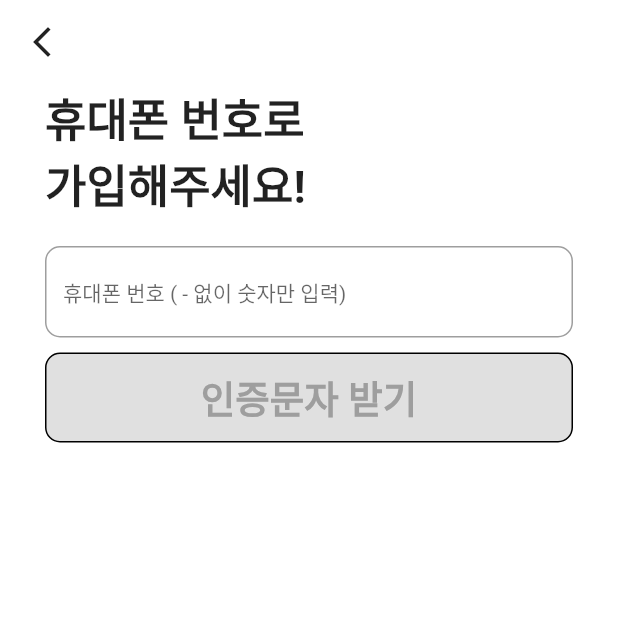
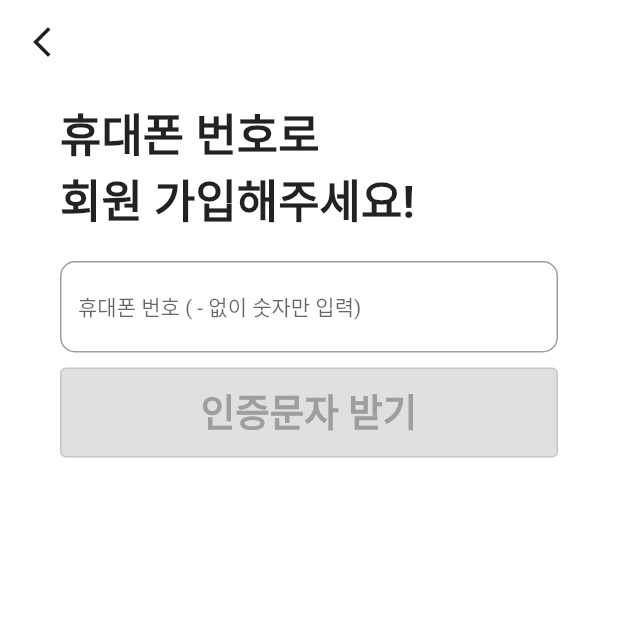
Before and after one commit to Donne-All-Around/DonneAllAround, a Flutter app: the CertificationPage screen opened directly, after a tap on "인증문자 받기", on a phone screen of 412 x 824 dp, the top half of it. Run offline on Flutter 3.47's test engine with Material 2 defaults, Android fonts, the phone set to English and light mode, and no system bars; our stand-ins replace awesome_bottom_bar, cloud_firestore, dio, firebase_auth, firebase_core, fl_chart and 7 more; missing offline and left inert: bottom_picker, kpostal; accounts and stored records are empty.

```diff
--- a/frontend/a705/lib/Login/certification_page.dart
+++ b/frontend/a705/lib/Login/certification_page.dart
@@ -1,7 +1,11 @@
 import 'package:a705/Login/profilesetting_page.dart';
+import 'package:firebase_auth/firebase_auth.dart';
 import 'package:flutter/material.dart';
 import 'package:flutter/services.dart';
 import 'dart:async';
+import 'package:a705/providers/member_providers.dart';
+
+import 'package:a705/main_page.dart';
 
 class CertificationPage extends StatefulWidget {
   const CertificationPage({super.key});
@@ -12,58 +16,16 @@ class CertificationPage extends StatefulWidget {
 
 class _CertificationPageState extends State<CertificationPage> {
 
-  final _phoneNumberController = TextEditingController(); // 전화번호 컨트롤러
-  bool _isButtonEnabled = false; // 인증문자 받기 버튼 활성화 상태를 저장 하는 변수
-  final _certificationController = TextEditingController(); // 인증번호 컨트롤러
-  bool _isStartEnabled = false; // 시작하기 버튼 활성화 상태 저장 하는 변수
-  // final GlobalKey certiKey = GlobalKey(); // 해당 위젯으로 스크롤 하기 위한 키 생성
-  bool _isInputVisible = false; // 입력창의 가시성 상태 저장 변수
+  TextEditingController phoneController = TextEditingController(); // 전화번호 입력값
+  TextEditingController optCodeController = TextEditingController(); // 코드 입력값
+  FirebaseAuth auth = FirebaseAuth.instance; // firebase 연동
+  String verificationIDReceived = ""; // 인증 값
+  bool otpCodeVisible = false; // 코드 보낸 거 확인 값
   int _remainingTime = 180; // 3분을 초 단위로 표현
   late Timer _timer;
-  final FocusNode _certificationFocus = FocusNode(); // 자동 포커스 주기 위해
-  var _buttonText = '인증문자 받기';
+  bool _isButtonEnabled = false; // 인증문자 받기 버튼 활성화 상태를 저장
+  bool _isStartEnabled = false; // 시작하기 버튼 활성화 상태 저장 하는 변수
 
-  bool _isValid(){
-    final phoneNumber = _phoneNumberController.text.replaceAll('-', '');
-    final isValid = phoneNumber.length == 11;  // 하이픈을 제거하고 11자리인지 확인
-    setState(() {
-      _isButtonEnabled = isValid; // 버튼 활성화 상태 업데이트
-    });
-    return isValid;
-  }
-
-  void _text() {
-    if (_isValid()) {
-      // 버튼을 누르면 타이머를 시작합니다.
-      startTimer();
-      // TODO: 인증문자 보내는 기능 구현
-      // 인증번호를 받은 후에 버튼 비활성화
-      // setState(() {  // 인증번호 받기 버튼 비활성화
-      //   _isButtonEnabled = false;
-      // });
-    }
-  }
-  bool _isStart() {
-    final certification = _certificationController.text;
-    final isStart = certification.length == 5;
-    setState(() {
-      _isStartEnabled = isStart;
-    });
-    return isStart;
-  }
-
-  void _showInput() {
-    setState(() {
-      _isInputVisible = true;
-    });
-    _certificationFocus.requestFocus(); // 자동 커서
-  }
-
-  // @override
-  // void initState() {  // 타이머 바로 작동
-  //   super.initState();
-  //   startTimer();
-  // }
   void startTimer() {
     const oneSecond = Duration(seconds: 1);
     _timer = Timer.periodic(oneSecond, (timer) {
@@ -72,6 +34,7 @@ class _CertificationPageState extends State<CertificationPage> {
           _remainingTime--;
         } else {
           _timer.cancel(); // 타이머 중지
+          _isStartEnabled = false;
         }
       });
     });
@@ -83,14 +46,31 @@ class _CertificationPageState extends State<CertificationPage> {
     return '$minutes:$remainingSeconds';
   }
 
+  bool isPhoneNumberValid(String phoneNumber) {
+    // 전화번호의 길이가 11자리여야 유효.
+    final numberValid = phoneNumber.length == 11;
+    setState(() {
+      _isButtonEnabled = numberValid;
+    });
+    return numberValid;
+  }
+
+  bool isOptCodeValid(String optCode) {
+    // 코드의 길이가 6자리여야 유효.
+    final optValid = optCode.length == 6;
+    setState(() {
+      _isStartEnabled = optValid;
+    });
+    return optValid;
+  }
+
   @override
   void dispose(){ // 컨트롤러 객체가 제거 될 때 변수에 할당 된 메모리를 해제
-    _phoneNumberController.dispose();
-    _certificationController.dispose();
     _timer.cancel(); // 페이지가 dispose될 때 타이머 종료
+    phoneController.dispose();
+    optCodeController.dispose();
     super.dispose();
   }
-
 
   @override
   Widget build(BuildContext context) {
@@ -114,12 +94,9 @@ class _CertificationPageState extends State<CertificationPage> {
             ),
             body: SingleChildScrollView(
               child: Container(
-              margin: const EdgeInsets.fromLTRB(30, 0, 30, 0),
+                  margin: const EdgeInsets.fromLTRB(40, 10, 40, 10),
                   child: Column(
                     children: [
-                  // const SizedBox(
-                  //   height: 20,
-                  // ),
                       const Row(
                         children: [
                           Text(
@@ -135,7 +112,7 @@ class _CertificationPageState extends State<CertificationPage> {
                       const Row(
                         children: [
                           Text(
-                        '가입해주세요!',
+                            '회원 가입해주세요!',
                             textAlign: TextAlign.start,
                             style: TextStyle(
                               fontWeight: FontWeight.bold,
@@ -144,25 +121,11 @@ class _CertificationPageState extends State<CertificationPage> {
                           ),
                         ],
                       ),
-
-                  const SizedBox(
-                    height: 20,
-                  ),
-                  Container(
-                    // margin: const EdgeInsets.symmetric(horizontal: 30),
-                    child: TextField(
-                      controller: _phoneNumberController,// 전화번호 입력칸
-                      keyboardType: TextInputType.number, // 키보드 숫자로 나타남
-                      inputFormatters: [
-                        FilteringTextInputFormatter.digitsOnly, //숫자만!
-                        NumberFormatter(), // 자동하이픈
-                        LengthLimitingTextInputFormatter(13),
-                        //13자리만 입력받도록 하이픈 2개+숫자 11개
-                      ],
-                      style: const TextStyle(
-                        fontSize: 18,
-                      ),
-                      decoration: InputDecoration(
+                      const SizedBox(height: 20,),
+                      TextField(
+                        controller: phoneController,
+                        keyboardType: TextInputType.phone,
+                        decoration:  InputDecoration(
                           border: OutlineInputBorder(
                             borderRadius: BorderRadius.circular(10),
                             // borderSide: BorderSide(color: Colors.black),
@@ -175,180 +138,187 @@ class _CertificationPageState extends State<CertificationPage> {
                           ),
                           // contentPadding: EdgeInsets.all(20.0),
                         ),
-                      // 입력값 변할 때마다 setState 호출해서 위젯 업데이트 (disable 설정 반영위해)
                         onChanged: (text){
                           setState(() {
-                          _isButtonEnabled = _isValid(); // 입력값이 변경될 때마다 검증 수행
+                            _isButtonEnabled = true;
+                          });
+                        },
+                      ),
+                      const SizedBox(height: 10,),
+                      OutlinedButton(onPressed: (){
+                        if (isPhoneNumberValid(phoneController.text)) {
+                          verifyNumber();
+                        } else {}
+                      },
+                        style: ElevatedButton.styleFrom(
+                          backgroundColor:_isButtonEnabled ? Colors.white : Colors.grey[300],
+                          elevation: 0,
+                        ),
+                        child: Container(
+                          padding: const EdgeInsets.all(10),
+                          height: 60,
+                          width: double.infinity,
+                          child: Text(otpCodeVisible == true ? "인증문자 재발송" : "인증문자 받기",
+                            style:  TextStyle(color:  _isButtonEnabled ? Colors.black : Colors.grey, fontSize: 25,fontWeight: FontWeight.bold,),
+                            textAlign: TextAlign.center,),
+                        ),),
+                      const SizedBox(height: 20,),
+                      Visibility(
+                        visible: otpCodeVisible,
+                        child: TextField(
+                          autofocus:otpCodeVisible,
+                          controller: optCodeController,
+                          keyboardType: TextInputType.number,
+                          decoration: InputDecoration(
+                            border: OutlineInputBorder(
+                              borderRadius: BorderRadius.circular(10),
+                              // borderSide: BorderSide(color: Colors.black),
+                            ),
+                            hintText: '인증번호 6자리 입력',
+                            hintStyle: const TextStyle(fontSize: 14),
+                            suffixText: formatRemainingTime(_remainingTime),
+                            suffixStyle: const TextStyle(color: Colors.red),
+                            labelStyle: const TextStyle(
+                              fontSize: 20,
+                              // textAlign: TextAlign.center,
+                            ),
+                            // contentPadding: EdgeInsets.all(20.0),
+                          ),
+                          onChanged: (text){
+                            setState(() {
+                              _isStartEnabled = true;
                             });
                           },
                         ),
                       ),
                       const SizedBox(height: 10,),
-                  GestureDetector(
-                    onTap: (){
-                      if (_isValid()) {
-                        // 버튼 누르면 입력창 보이도록 상태 업데이트
-                        _showInput();
-                        // 버튼을 활성화하고 이벤트를 처리합니다.(인증문자 보내는 기능 넣어야 함)
-                        _text();
-                        if(_buttonText == '인증문자 받기') {
-                          _buttonText = '인증문자 재발송';
-                        }
-                        // Scrollable.ensureVisible(   // 클릭 시, certikey 위치로 스크롤 이동
-                        //   certiKey.currentContext!,
-                        //   duration: const Duration(seconds: 1),
-                        // );
-                      }
+                      Visibility(
+                        visible: otpCodeVisible,
+                        child: ElevatedButton(onPressed: (){
+                          if (isOptCodeValid(optCodeController.text)) {
+                            verifyCode();
+                          } else {}
                         },
+                          style: ElevatedButton.styleFrom(
+                            backgroundColor: _isStartEnabled ?  const Color(0xFFFFD954) : Colors.grey[300],
+                            elevation: 0,
+                          ),
                           child: Container(
-                      // margin: const EdgeInsets.fromLTRB(30, 0, 30, 0),
+                            padding: const EdgeInsets.all(10),
                             height: 60,
                             width: double.infinity,
-                      decoration:  BoxDecoration(
-                        borderRadius: BorderRadius.circular(10),
-                        border: Border.all(
-                          color: Colors.black,// 버튼 테두리 색상 변경
+                            child: const Text("다  음",
+                              style: TextStyle(color: Colors.black, fontSize: 25,fontWeight: FontWeight.bold,),
+                              textAlign: TextAlign.center,),
+                          ),),
                       ),
-                        color: _isButtonEnabled ? Colors.white : Colors.grey[300], // 버튼 색상 변경
+                    ],
+                  )
               ),
-                      child: Center(
-                        child: Text(
-                          _buttonText,
-                          style: TextStyle(
-                            fontSize:25,
-                            fontWeight: FontWeight.bold,
-                            color: _isButtonEnabled ? Colors.black : Colors.grey, // 버튼 텍스트 색상 변경),
+
             ),
+
           ),
-                      ),
-                    ),
-                  ),
-                  const SizedBox(height: 30,),
-                  Column(
-                    children: [
-                      // if (_isInputVisible) // ture 일 때만 입력창 보이도록 조건부
-                      //   TextButton(
-                      //       onPressed: (){},
-                      //       child: const Text(
-                      //         '인증문자 재발송',
-                      //         style: TextStyle(
-                      //           color: Colors.black,
-                      //         ),
-                      //       )),
-                      // const SizedBox(height: 5,),
-                      if (_isInputVisible) // ture 일 때만 입력창 보이도록 조건부
-                        Container(
-                          // key: certiKey, // 키 할당
-                          // margin: const EdgeInsets.symmetric(horizontal: 30),
-                          child: TextFormField(
-                            focusNode: _isInputVisible ? _certificationFocus : null, // 입력창 나타나면 자동 포커스(삼항 연산자)
-                            controller: _certificationController, // 인증번호 컨트롤러
-                            keyboardType: TextInputType.number, // 키보드 숫자로 나타남
-                            inputFormatters: [
-                              FilteringTextInputFormatter.digitsOnly, //숫자만!
-                              LengthLimitingTextInputFormatter(5),
-                              // 5자리 숫자만 입력받도록
-                            ],
-                            style: const TextStyle(
-                              fontSize: 18,
-                            ),
-                            decoration: InputDecoration(
-                              border: OutlineInputBorder(
-                                borderRadius: BorderRadius.circular(10),
-                                // borderSide: BorderSide(color: Colors.black),
-                              ),
-                              hintText: '인증번호 입력',
-                              suffixText: formatRemainingTime(_remainingTime),
-                              suffixStyle: const TextStyle(color: Colors.red),
-                              labelStyle: const TextStyle(
-                                fontSize: 20,
-                              ),
-                              // contentPadding: EdgeInsets.all(20.0),
-                            ),
-                            onChanged: (text){
+
+        )
+    );
+  }
+
+  // 전화번호 입력 후 firebase로 코드 보내는 기능
+  void verifyNumber(){
+    String totalPhoneNumber = "+82${phoneController.text.substring(1)}";
+    auth.verifyPhoneNumber(
+      phoneNumber: totalPhoneNumber,
+      verificationCompleted: (PhoneAuthCredential credential) async{
+        await auth.signInWithCredential(credential).then((value){
+          print('로그인 성공');
+        });
+      },verificationFailed: (FirebaseAuthException exception){
+      print(exception.message);
+    },
+      codeSent: (String verificationID, int? resendToken){
+        verificationIDReceived = verificationID;
+        otpCodeVisible = true;
+        _remainingTime = 180;
+        startTimer();
         setState(() {
-                                _isStartEnabled = _isStart();
+
         });
       },
-                          ),
-                        ),
-                      const SizedBox(height: 10,),
-                      // 인증번호 받기 버튼 등을 여기에 추가
-                      if (_isInputVisible)
-                        GestureDetector(
-                          onTap: (){
-                            if (_isStart()) {
-                              // 버튼을 활성화하고 이벤트를 처리합니다.(인증문자 보내는 기능 넣어야 함)
+      codeAutoRetrievalTimeout: (String verificationID){
+
+      },
+    );
+  }
+
+  // OTP 값 확인하고 메인페이지 가는 기능
+//   void verifyCode() async {
+//
+//     PhoneAuthCredential credential = PhoneAuthProvider.credential(
+//         verificationId:verificationIDReceived, smsCode: optCodeController.text );
+//     await auth.signInWithCredential(credential).then((value){
+//       print("로그인 성공!");
+//       Navigator.push(context, MaterialPageRoute(builder: (context) => const ProfileSettingPage()));
+//     });
+//   }
+// }
+  void verifyCode() async {
+    try {
+      PhoneAuthCredential credential = PhoneAuthProvider.credential(
+          verificationId: verificationIDReceived, smsCode: optCodeController.text);
+
+      UserCredential userCredential = await FirebaseAuth.instance.signInWithCredential(credential);
+
+      // Firebase 인증 토큰 얻기
+      String? firebaseToken = await userCredential.user!.getIdToken();
+
+      // 이제 firebaseToken을 백엔드 서버로 전송하거나 필요한 작업을 수행할 수 있습니다.
+
+      print("로그인 성공!");
+      // Navigator.push(context, MaterialPageRoute(builder: (context) => const ProfileSettingPage()));
+      // 인증 코드 확인 후 사용자 확인 함수 호출
+      checkUserExistenceAndNavigate();
+
+   } catch (e) {
+      print("로그인 실패: $e");
+    }
+
+  }
+
+// 백엔드에서 사용자가 존재하는지 확인하는 함수
+  Future<void> checkUserExistenceAndNavigate() async {
+    final phoneNumber = phoneController.text; // 사용자가 입력한 전화번호
+    final userExists = await UserProvider().checkUserExists(phoneNumber);
+    // final userProvider = UserProvider();
+    if (userExists) {
+      // 이미 등록된 사용자인 경우
+      showDialog(
+        context: context,
+        builder: (BuildContext context) {
+          return AlertDialog(
+            title: Text('이미 등록된 회원입니다'),
+            actions: [
+              TextButton(
+                onPressed: () {
                   Navigator.push(
                       context,
-                                MaterialPageRoute(builder: (context) => const ProfileSettingPage()),
-                              );
-                            }
+                      MaterialPageRoute(builder: (context) => const MainPage()));
+                  // 기존 사용자 처리 로직 추가
                 },
-                          child: Container(
-                            // margin: const EdgeInsets.fromLTRB(30, 0, 30, 0),
-                            height: 60,
-                            width: double.infinity,
-                            decoration:  BoxDecoration(
-                              borderRadius: BorderRadius.circular(10),
-                              // border: Border.all(
-                              // ),
-                              color: _isStartEnabled ?  const Color(0xFFFFD954) : Colors.grey[300], // 버튼 색상 변경
-                            ),
-                            child:  Center(
-                              child: Text(
-                                '다  음',
-                                style: TextStyle(
-                                  fontSize:25,
-                                  fontWeight: FontWeight.bold,
-                                  color: _isStartEnabled ? Colors.black : Colors.grey,),
-                              ),
-                            ),
-                          ),
-                        ),
-
-                    ],
+                child: Text('메인페이지 이동'),
               ),
             ],
-              ),
-            ),
-          ),
-        ),
-      ),
+          );
+        },
+      );
+    } else {
+      // await userProvider.registerUser(phoneNumber: phoneNumber, nickname: "", profileImg: "");
+      // 백엔드에 등록되지 않은 사용자인 경우
+      Navigator.push(
+        context,
+        MaterialPageRoute(builder: (context) => ProfileSettingPage(phoneNumber: phoneController.text)),
       );
     }
   }
 
-class NumberFormatter extends TextInputFormatter {
-  @override
-  TextEditingValue formatEditUpdate(
-      TextEditingValue oldValue, TextEditingValue newValue) {
-    var text = newValue.text;
-
-    if (newValue.selection.baseOffset == 0) {
-      return newValue;
 }
-
-    var buffer = StringBuffer();
-    for (int i = 0; i < text.length; i++) {
-      buffer.write(text[i]);
-      var nonZeroIndex = i + 1;
-      if (nonZeroIndex <= 3) {
-        if (nonZeroIndex % 3 == 0 && nonZeroIndex != text.length) {
-          buffer.write('-'); // Add double spaces.
-        }
-      } else {
-        if (nonZeroIndex % 7 == 0 &&
-            nonZeroIndex != text.length &&
-            nonZeroIndex > 4) {
-          buffer.write('-');
-        }
-      }
-    }
-
-    var string = buffer.toString();
-    return newValue.copyWith(
-        text: string,
-        selection: TextSelection.collapsed(offset: string.length));
-  }
-}
--- a/frontend/a705/pubspec.yaml
+++ b/frontend/a705/pubspec.yaml
@@ -59,6 +59,8 @@ dependencies:
   fl_chart: ^0.63.0
   kpostal: ^0.5.1
   flutter_provider: ^2.1.0
+  provider: ^6.0.5
+  firebase_storage: ^11.2.7
 
 dev_dependencies:
   flutter_test:
```
Also changed, not shown: frontend/a705/lib/Login/profilesetting_page.dart (+64 -5 lines), frontend/a705/lib/main.dart (+8 -2 lines), frontend/a705/lib/models/MemberDto.dart (+9 -8 lines), frontend/a705/lib/providers/member_providers.dart (added, +118 -0 lines), frontend/a705/pubspec.lock, 1 other file. Lines whose indentation alone changed are shown as unchanged.
